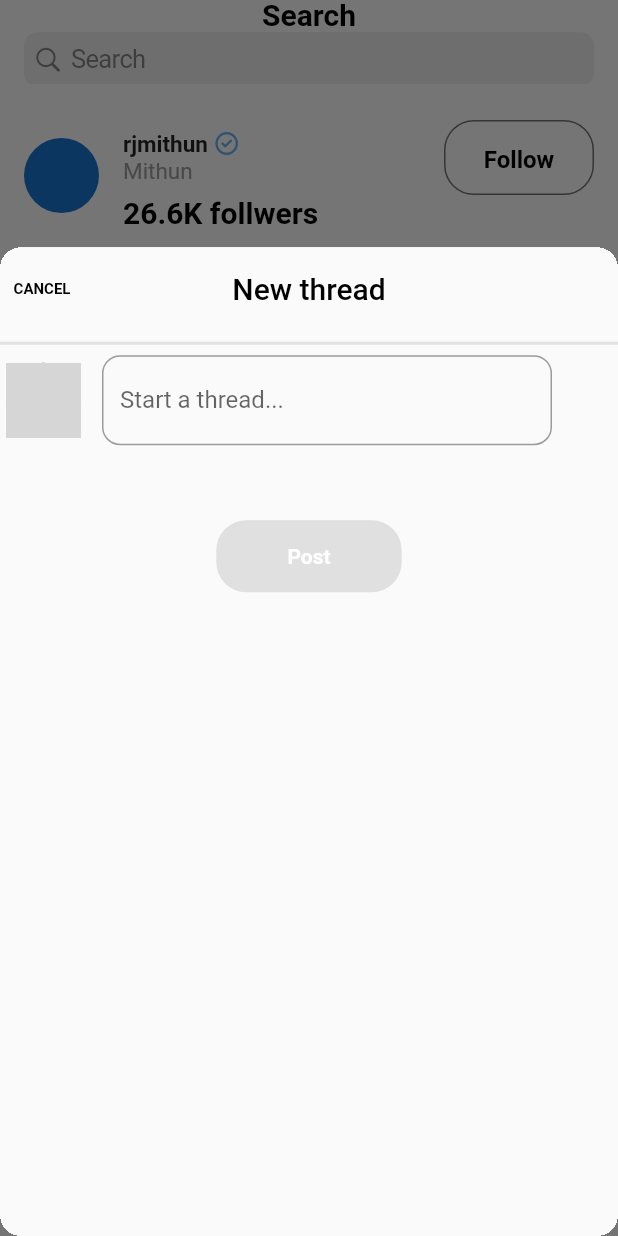
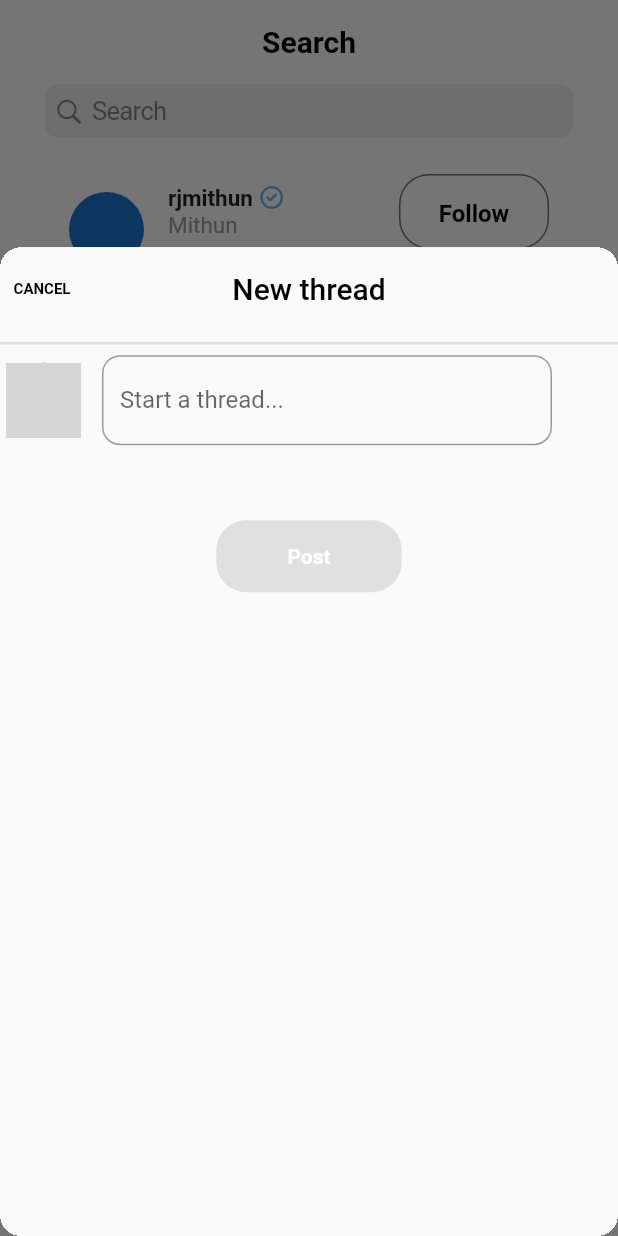
Before and after one commit to dlrlfgh1210/flutter_challenge, a Flutter app: the screen it shows after launch, item 3 of the bottom bar chosen, on a phone screen of 412 x 824 dp. Run offline on Flutter 3.47's test engine with Material 2 defaults, Android fonts, the phone set to English and light mode, and no system bars; our stand-ins replace buttons_tabbar, easy_rich_text, font_awesome_flutter; network calls fail; grey boxes are pictures that could not be loaded.

Commit message:
SearchContainer

```diff
--- /dev/null
+++ b/lib/search/search_container.dart
@@ -0,0 +1,119 @@
+import 'package:flutter/material.dart';
+import 'package:font_awesome_flutter/font_awesome_flutter.dart';
+
+class SearchContainer extends StatefulWidget {
+  final String nickName, subName, followers;
+  final dynamic myImage;
+  const SearchContainer({
+    super.key,
+    required this.nickName,
+    required this.subName,
+    required this.followers,
+    required this.myImage,
+  });
+
+  @override
+  State<SearchContainer> createState() => _SearchContainerState();
+}
+
+class _SearchContainerState extends State<SearchContainer> {
+  bool _isSelected = false;
+
+  void _onTap() {
+    setState(() {
+      _isSelected = !_isSelected;
+    });
+  }
+
+  @override
+  Widget build(BuildContext context) {
+    return Column(
+      children: [
+        ListTile(
+          leading: CircleAvatar(
+            radius: 25,
+            foregroundImage: widget.myImage,
+          ),
+          title: Row(
+            mainAxisAlignment: MainAxisAlignment.spaceBetween,
+            children: [
+              Column(
+                crossAxisAlignment: CrossAxisAlignment.start,
+                children: [
+                  Row(
+                    children: [
+                      Text(
+                        widget.nickName,
+                        style: const TextStyle(
+                          fontWeight: FontWeight.w600,
+                          fontSize: 15,
+                        ),
+                      ),
+                      const SizedBox(
+                        width: 5,
+                      ),
+                      FaIcon(
+                        FontAwesomeIcons.circleCheck,
+                        color: Colors.blue.shade300,
+                        size: 15,
+                      ),
+                    ],
+                  ),
+                  Text(
+                    widget.subName,
+                    style: TextStyle(
+                      fontWeight: FontWeight.normal,
+                      color: Colors.grey.shade500,
+                      fontSize: 15,
+                    ),
+                  ),
+                ],
+              ),
+              GestureDetector(
+                onTap: _onTap,
+                child: Container(
+                  width: 100,
+                  height: 50,
+                  padding: const EdgeInsets.symmetric(
+                    vertical: 16,
+                  ),
+                  decoration: BoxDecoration(
+                    borderRadius: BorderRadius.circular(20),
+                    border: Border.all(
+                      width: 1,
+                      color: _isSelected ? Colors.white : Colors.grey.shade600,
+                    ),
+                    color: _isSelected ? Colors.grey.shade300 : Colors.white,
+                  ),
+                  child: Text(
+                    _isSelected ? "Unfollow" : "Follow",
+                    textAlign: TextAlign.center,
+                    style: TextStyle(
+                      color: _isSelected ? Colors.white : Colors.black,
+                      fontWeight: FontWeight.bold,
+                    ),
+                  ),
+                ),
+              ),
+            ],
+          ),
+          subtitle: Text(
+            widget.followers,
+            style: const TextStyle(
+              color: Colors.black,
+              fontWeight: FontWeight.bold,
+              fontSize: 20,
+            ),
+          ),
+        ),
+        SizedBox(
+          width: 500,
+          child: Divider(
+            color: Colors.black.withOpacity(0.1),
+            thickness: 2.0,
+          ),
+        ),
+      ],
+    );
+  }
+}
--- a/lib/search/search_screen.dart
+++ b/lib/search/search_screen.dart
@@ -1,6 +1,6 @@
 import 'package:flutter/cupertino.dart';
 import 'package:flutter/material.dart';
-import 'package:font_awesome_flutter/font_awesome_flutter.dart';
+import 'package:nomad_flutter_challenge/search/search_container.dart';
 
 class SearchScreen extends StatefulWidget {
   const SearchScreen({super.key});
@@ -11,14 +11,6 @@ class SearchScreen extends StatefulWidget {
 
 class _SearchScreenState extends State<SearchScreen> {
   final TextEditingController _textEditingController = TextEditingController();
-
-  bool _isSelected = false;
-
-  void _onTap() {
-    setState(() {
-      _isSelected = !_isSelected;
-    });
-  }
 
   void _onSearchChanged(String value) {}
 
@@ -36,9 +28,7 @@ class _SearchScreenState extends State<SearchScreen> {
       resizeToAvoidBottomInset: false,
       appBar: AppBar(
         elevation: 0,
-        title: Column(
-          children: [
-            const Text(
+        title: const Text(
           "Search",
           style: TextStyle(
             color: Colors.black,
@@ -46,107 +36,81 @@ class _SearchScreenState extends State<SearchScreen> {
             fontWeight: FontWeight.bold,
           ),
         ),
+      ),
+      body: SingleChildScrollView(
+        child: Padding(
+          padding: const EdgeInsets.symmetric(
+            horizontal: 30,
+          ),
+          child: Column(
+            children: [
               CupertinoSearchTextField(
                 controller: _textEditingController,
                 onChanged: _onSearchChanged,
                 onSubmitted: _onSearchSubmitted,
               ),
+              const SizedBox(
+                height: 20,
+              ),
+              const SearchContainer(
+                myImage: NetworkImage(
+                  "https://thumb.mtstarnews.com/06/2023/06/2023062914274537673_1.jpg",
+                ),
+                nickName: "rjmithun",
+                subName: "Mithun",
+                followers: "26.6K follwers",
+              ),
+              const SearchContainer(
+                myImage: NetworkImage(
+                  "https://cdn.mhnse.com/news/photo/202304/176813_175528_956.jpg",
+                ),
+                nickName: "vicenews",
+                subName: "VICE News",
+                followers: "301K follwers",
+              ),
+              const SearchContainer(
+                myImage: NetworkImage(
+                  "https://thumb.mtstarnews.com/06/2023/06/2023062914274537673_1.jpg",
+                ),
+                nickName: "trevornoah",
+                subName: "Trevor Noah",
+                followers: "789K follwers",
+              ),
+              const SearchContainer(
+                myImage: NetworkImage(
+                  "https://file.mk.co.kr/meet/neds/2023/08/image_readtop_2023_619590_16919900415585291.jpg",
+                ),
+                nickName: "condenasttraveller",
+                subName: "Conde Nast Traveller",
+                followers: "130K follwers",
+              ),
+              const SearchContainer(
+                myImage: NetworkImage(
+                  "https://www.sisajournal.com/news/photo/202306/265204_181493_2229.jpg",
+                ),
+                nickName: "chef_pillai",
+                subName: "Suresh Pillai",
+                followers: "69.2K follwers",
+              ),
+              const SearchContainer(
+                myImage: NetworkImage(
+                  "https://thumb.mtstarnews.com/06/2023/06/2023062914274537673_1.jpg",
+                ),
+                nickName: "malala",
+                subName: "Malala Yousafzai",
+                followers: "237K follwers",
+              ),
+              const SearchContainer(
+                myImage: NetworkImage(
+                  "https://newsimg.sedaily.com/2023/04/10/29O8ZA6BWK_1.jpg",
+                ),
+                nickName: "sebin_cyriac",
+                subName: "Fishing_freaks",
+                followers: "53.2K follwers",
+              ),
             ],
           ),
         ),
-      body: Column(
-        children: [
-          const SizedBox(
-            height: 20,
-          ),
-          ListTile(
-            leading: const CircleAvatar(
-              radius: 25,
-              foregroundImage: NetworkImage(
-                "https://thumb.mtstarnews.com/06/2023/06/2023062914274537673_1.jpg",
-              ),
-            ),
-            title: Row(
-              mainAxisAlignment: MainAxisAlignment.spaceBetween,
-              children: [
-                Column(
-                  crossAxisAlignment: CrossAxisAlignment.start,
-                  children: [
-                    Row(
-                      children: [
-                        const Text(
-                          "rjmithun",
-                          style: TextStyle(
-                            fontWeight: FontWeight.w600,
-                            fontSize: 15,
-                          ),
-                        ),
-                        const SizedBox(
-                          width: 5,
-                        ),
-                        FaIcon(
-                          FontAwesomeIcons.circleCheck,
-                          color: Colors.blue.shade300,
-                          size: 15,
-                        ),
-                      ],
-                    ),
-                    Text(
-                      "Mithun",
-                      style: TextStyle(
-                        fontWeight: FontWeight.normal,
-                        color: Colors.grey.shade500,
-                        fontSize: 15,
-                      ),
-                    ),
-                  ],
-                ),
-                GestureDetector(
-                  onTap: _onTap,
-                  child: Container(
-                    width: 100,
-                    height: 50,
-                    padding: const EdgeInsets.symmetric(
-                      vertical: 16,
-                    ),
-                    decoration: BoxDecoration(
-                      borderRadius: BorderRadius.circular(20),
-                      border: Border.all(
-                        width: 1,
-                        color:
-                            _isSelected ? Colors.white : Colors.grey.shade600,
-                      ),
-                      color: _isSelected ? Colors.grey.shade300 : Colors.white,
-                    ),
-                    child: Text(
-                      _isSelected ? "Unfollow" : "Follow",
-                      textAlign: TextAlign.center,
-                      style: TextStyle(
-                        color: _isSelected ? Colors.white : Colors.black,
-                        fontWeight: FontWeight.bold,
-                      ),
-                    ),
-                  ),
-                ),
-              ],
-            ),
-            subtitle: const Text(
-              "26.6K follwers",
-              style: TextStyle(
-                color: Colors.black,
-                fontWeight: FontWeight.bold,
-                fontSize: 20,
-              ),
-            ),
-          ),
-          // SizedBox(
-          //   width: 500,
-          //   child: Divider(
-          //     color: Colors.black.withOpacity(0.1),
-          //     thickness: 2.0,
-          //   ),
-          // ),
-        ],
       ),
     );
   }
```
Lines whose indentation alone changed are shown as unchanged.
